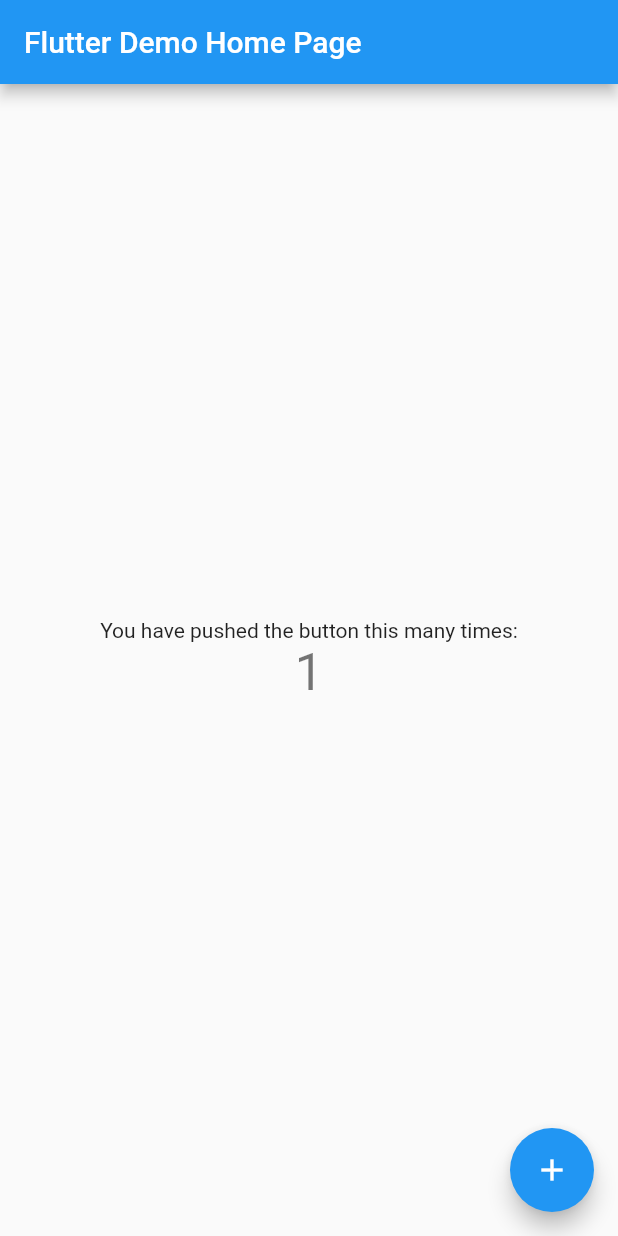
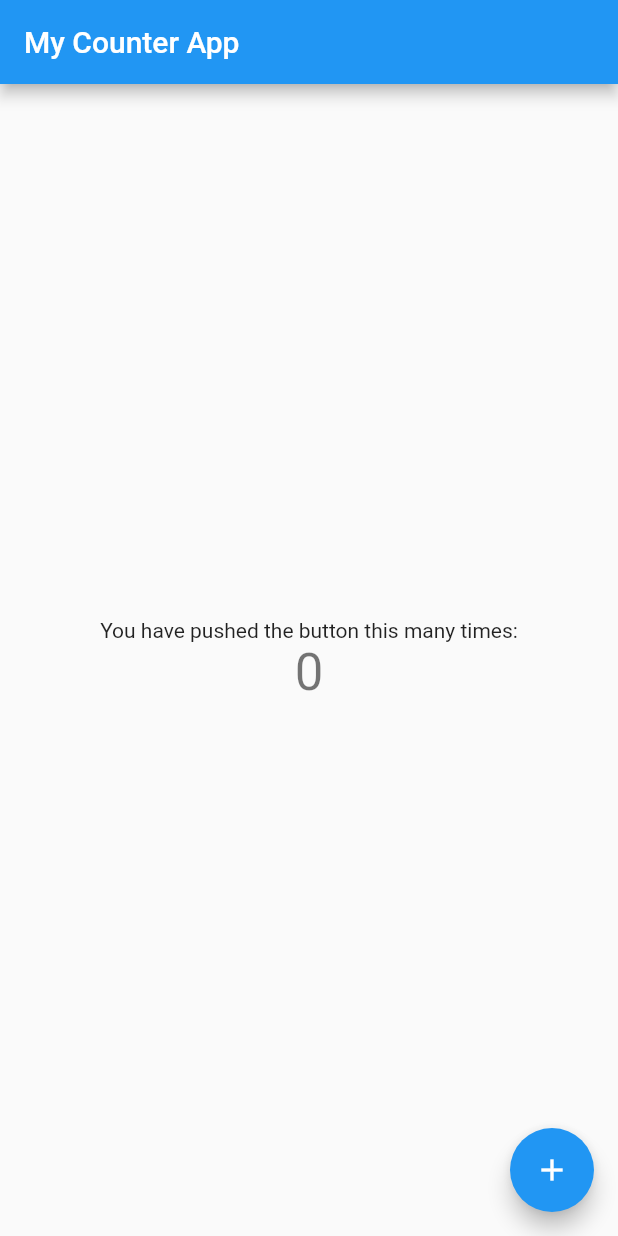
Before and after one commit to nonsocchi/counter-app-riverpod, a Flutter app: the screen it shows after launch, after a tap on the "add" icon, on a phone screen of 412 x 824 dp. Run offline on Flutter 3.47's test engine with Material 2 defaults, Android fonts, the phone set to English and light mode, and no system bars; our stand-ins replace hooks_riverpod.

Commit message:
added counter model.

```diff
--- a/lib/main.dart
+++ b/lib/main.dart
@@ -7,109 +7,40 @@ void main() {
 class MyApp extends StatelessWidget {
   const MyApp({Key? key}) : super(key: key);
 
-  // This widget is the root of your application.
   @override
   Widget build(BuildContext context) {
-    return MaterialApp(
-      title: 'Flutter Demo',
-      theme: ThemeData(
-        // This is the theme of your application.
-        //
-        // Try running your application with "flutter run". You'll see the
-        // application has a blue toolbar. Then, without quitting the app, try
-        // changing the primarySwatch below to Colors.green and then invoke
-        // "hot reload" (press "r" in the console where you ran "flutter run",
-        // or simply save your changes to "hot reload" in a Flutter IDE).
-        // Notice that the counter didn't reset back to zero; the application
-        // is not restarted.
-        primarySwatch: Colors.blue,
-      ),
-      home: const MyHomePage(title: 'Flutter Demo Home Page'),
+    return const MaterialApp(
+      home: MyHomePage(),
     );
   }
 }
 
-class MyHomePage extends StatefulWidget {
-  const MyHomePage({Key? key, required this.title}) : super(key: key);
-
-  // This widget is the home page of your application. It is stateful, meaning
-  // that it has a State object (defined below) that contains fields that affect
-  // how it looks.
-
-  // This class is the configuration for the state. It holds the values (in this
-  // case the title) provided by the parent (in this case the App widget) and
-  // used by the build method of the State. Fields in a Widget subclass are
-  // always marked "final".
-
-  final String title;
-
-  @override
-  State<MyHomePage> createState() => _MyHomePageState();
-}
-
-class _MyHomePageState extends State<MyHomePage> {
-  int _counter = 0;
-
-  void _incrementCounter() {
-    setState(() {
-      // This call to setState tells the Flutter framework that something has
-      // changed in this State, which causes it to rerun the build method below
-      // so that the display can reflect the updated values. If we changed
-      // _counter without calling setState(), then the build method would not be
-      // called again, and so nothing would appear to happen.
-      _counter++;
-    });
-  }
+class MyHomePage extends StatelessWidget {
+  const MyHomePage({Key? key}) : super(key: key);
 
   @override
   Widget build(BuildContext context) {
-    // This method is rerun every time setState is called, for instance as done
-    // by the _incrementCounter method above.
-    //
-    // The Flutter framework has been optimized to make rerunning build methods
-    // fast, so that you can just rebuild anything that needs updating rather
-    // than having to individually change instances of widgets.
     return Scaffold(
       appBar: AppBar(
-        // Here we take the value from the MyHomePage object that was created by
-        // the App.build method, and use it to set our appbar title.
-        title: Text(widget.title),
+        title: const Text('My Counter App'),
       ),
       body: Center(
-        // Center is a layout widget. It takes a single child and positions it
-        // in the middle of the parent.
         child: Column(
-          // Column is also a layout widget. It takes a list of children and
-          // arranges them vertically. By default, it sizes itself to fit its
-          // children horizontally, and tries to be as tall as its parent.
-          //
-          // Invoke "debug painting" (press "p" in the console, choose the
-          // "Toggle Debug Paint" action from the Flutter Inspector in Android
-          // Studio, or the "Toggle Debug Paint" command in Visual Studio Code)
-          // to see the wireframe for each widget.
-          //
-          // Column has various properties to control how it sizes itself and
-          // how it positions its children. Here we use mainAxisAlignment to
-          // center the children vertically; the main axis here is the vertical
-          // axis because Columns are vertical (the cross axis would be
-          // horizontal).
           mainAxisAlignment: MainAxisAlignment.center,
           children: <Widget>[
-            const Text(
-              'You have pushed the button this many times:',
-            ),
+            const Text('You have pushed the button this many times:'),
             Text(
-              '$_counter',
+              '0',
               style: Theme.of(context).textTheme.headline4,
             ),
           ],
         ),
       ),
       floatingActionButton: FloatingActionButton(
-        onPressed: _incrementCounter,
+        onPressed: () {},
         tooltip: 'Increment',
         child: const Icon(Icons.add),
-      ), // This trailing comma makes auto-formatting nicer for build methods.
+      ),
     );
   }
 }
--- /dev/null
+++ b/lib/models/counter.dart
@@ -0,0 +1,26 @@
+import 'package:hooks_riverpod/hooks_riverpod.dart';
+
+/// A [StateNotifier] has a single internal variable, [state]
+/// that holds the current state, an instance of [CounterModel].
+///
+/// The [CounterModel] in [StateNotifier<CounterModel>] determines
+/// the type of the [state].
+class CounterNotifier extends StateNotifier<CounterModel> {
+  CounterNotifier() : super(_initialValue);
+
+  /// Initialise the state by passing an [_initialValue].
+  static const _initialValue = CounterModel(0);
+
+  /// An outside class can call [increment] to replace [state] with a new
+  /// instance of [CounterModel], whose internal [count] value is one larger
+  /// than the last instance of the [CounterModel].
+  void increment() {
+    state = CounterModel(state.count + 1);
+  }
+}
+
+class CounterModel {
+  const CounterModel(this.count);
+
+  final int count;
+}
```
Also changed, not shown: pubspec.yaml (+4 -65 lines), pubspec.lock.
